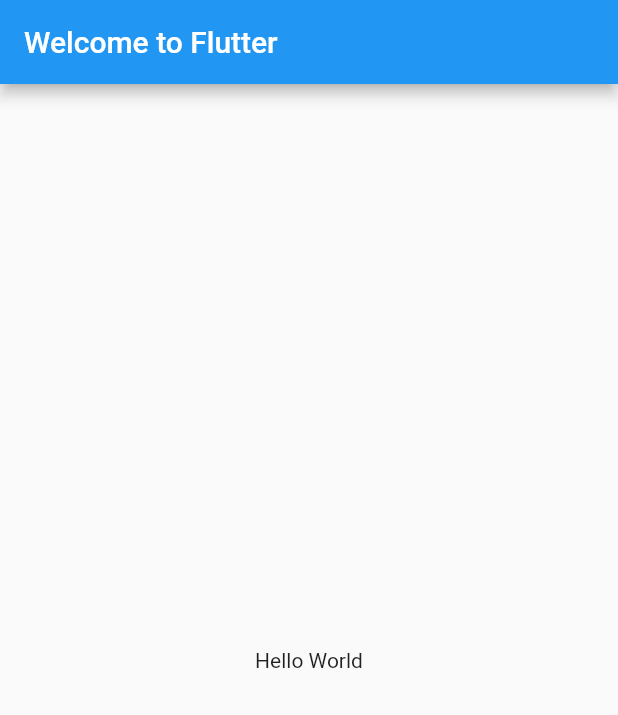
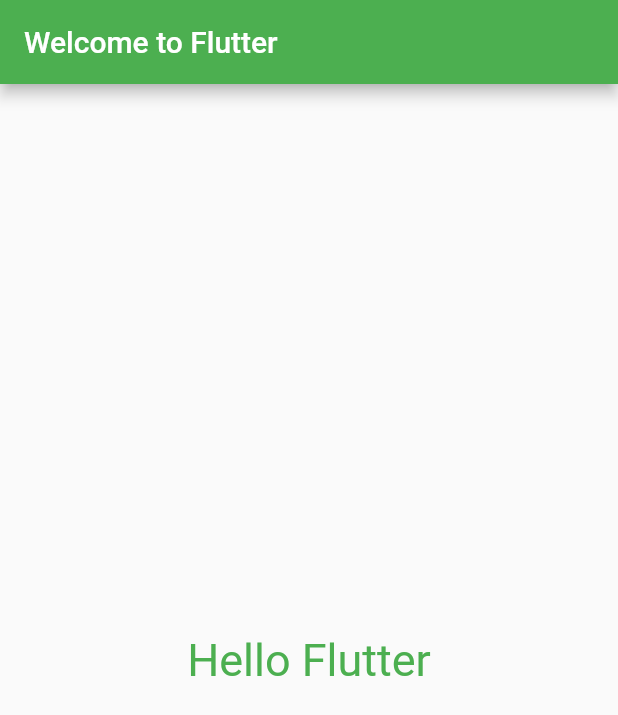
Before and after one commit to Snoy-Kuo/hello_flutter, a Flutter app: the screen it shows after launch, on a phone screen of 412 x 824 dp. Shown: the top 715 px of the screen. Run offline on Flutter 3.47's test engine with Material 2 defaults, Android fonts, the phone set to English and light mode, and no system bars.

Commit message:
result of all tries.

```diff
--- a/lib/main.dart
+++ b/lib/main.dart
@@ -6,13 +6,18 @@ class MyApp extends StatelessWidget {
   @override
   Widget build(BuildContext context) {
     return MaterialApp(
+      debugShowCheckedModeBanner: false,
+      theme: ThemeData(primaryColor: Colors.green),
       title: 'Hello Flutter',
       home: Scaffold(
         appBar: AppBar(
           title: Text('Welcome to Flutter'),
         ),
         body: Center(
-          child: Text('Hello World'),
+          child: Text(
+            'Hello Flutter',
+            style: TextStyle(fontSize: 30, color: Colors.green),
+          ),
         ),
       ),
     );
```
Also changed, not shown: 1 other file.
